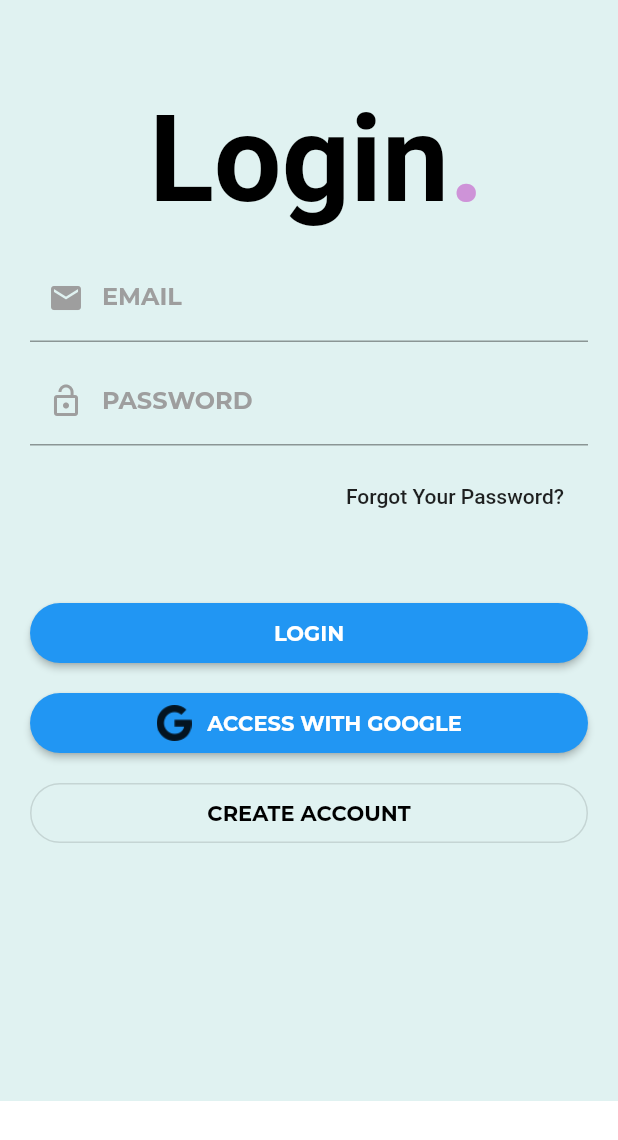
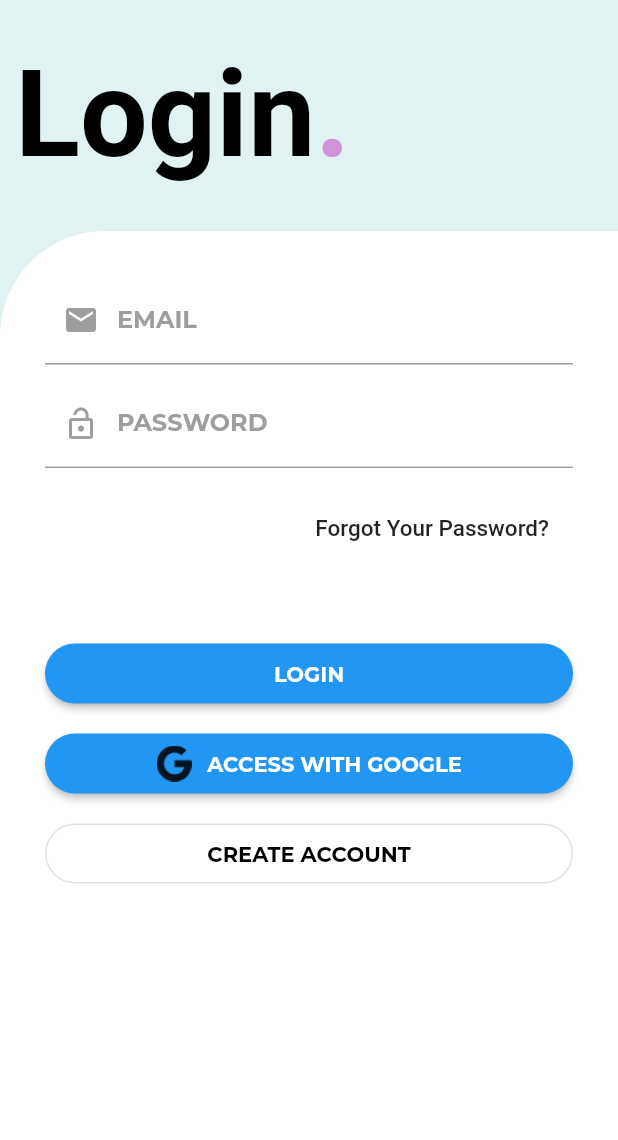
Before and after one commit to chuckinSpace/study_calendar, a Flutter app: the screen it shows after launch, on a phone screen of 412 x 824 dp. Shown: the top 1140 px of the screen. Run offline on Flutter 3.47's test engine with Material 2 defaults, Android fonts, the phone set to English and light mode, and no system bars; our stand-ins replace auto_size_text, cloud_firestore, firebase_analytics, firebase_auth, flutter_spinkit, fluttertoast and 3 more; missing offline and left inert: device_calendar, firebase_admob, flutter_rounded_date_picker, tutorial_coach_mark; accounts and stored records are empty; Roboto replaces fonts that are missing (Hind).

Commit message:
fixing setting_form design

```diff
--- a/lib/main.dart
+++ b/lib/main.dart
@@ -96,9 +96,9 @@ class _AppWrapperState extends State<AppWrapper> {
         debugShowCheckedModeBanner: false,
         home: Wrapper(analytics: widget.analytics, observer: widget.observer),
         builder: (BuildContext context, Widget widget) {
-          createBannerAd(isIOS)
+          /* createBannerAd(isIOS)
             ..load()
-            ..show();
+            ..show(); */
 
           bool isKeyboardOpen = false;
           isKeyboardOpen = MediaQuery.of(context).viewInsets.bottom != 0;
--- a/lib/screens/authenticate/signUp.dart
+++ b/lib/screens/authenticate/signUp.dart
@@ -12,7 +12,7 @@ class _SignupPageState extends State<SignupPage> {
   bool isSignUp = false;
   String _currentEmail = "";
   String _currentPassword = "";
-
+  bool isRecover = false;
   String _error = "";
   TextEditingController _passwordControl = TextEditingController();
   TextEditingController _emailControl = TextEditingController();
@@ -22,44 +22,26 @@ class _SignupPageState extends State<SignupPage> {
   @override
   Widget build(BuildContext context) {
     return new Scaffold(
+      backgroundColor: Theme.of(context).backgroundColor,
       resizeToAvoidBottomPadding: false,
-        body: Container(
-          color: Theme.of(context).backgroundColor,
-          child: Column(children: [
-            Stack(
-              children: <Widget>[
-                Container(
-                  padding: EdgeInsets.fromLTRB(10.0, 60.0, 0.0, 0.0),
-                  child: RichText(
-                    text: TextSpan(
-                      children: [
-                        TextSpan(
-                          text: isSignUp
-                              ? S.of(context).signUp
-                              : S.of(context).login,
-                          style: TextStyle(
-                              fontSize: 80.0,
-                              fontWeight: FontWeight.bold,
-                              color: Colors.black),
-                        ),
-                        TextSpan(
-                          text: '.',
-                          style: TextStyle(
-                              fontSize: 80.0,
-                              fontWeight: FontWeight.bold,
-                              color: Colors.purple.shade200),
-                        ),
-                      ],
-                    ),
-                  ),
-                ),
-              ],
-            ),
+      body: ListView(children: [
+        _buildTitle(context),
         Form(
           key: _formKey,
           child: Container(
-                  padding: EdgeInsets.only(top: 15.0, left: 20.0, right: 20.0),
-                  child: Column(
+            height: MediaQuery.of(context).size.height,
+            decoration: BoxDecoration(
+              color: Colors.white,
+              borderRadius: BorderRadius.only(
+                topLeft: Radius.circular(70),
+              ),
+            ),
+            padding: EdgeInsets.only(top: 20.0, left: 20.0, right: 20.0),
+            child: Padding(
+              padding: const EdgeInsets.all(10.0),
+              child: isRecover
+                  ? RecoverPass()
+                  : Column(
                       children: <Widget>[
                         TextFormField(
                           controller: _emailControl,
@@ -109,28 +91,29 @@ class _SignupPageState extends State<SignupPage> {
                           obscureText: true,
                         ),
                         SizedBox(height: 10.0),
-                      Visibility(
-                        visible: isSignUp,
-                        child: TextFormField(
+                        SizedBox(
+                          height: 60.0,
+                          child: isSignUp
+                              ? TextFormField(
                                   validator: (val) => val != _currentPassword
                                       ? S.of(context).passNoMatch
                                       : null,
                                   obscureText: true,
                                   decoration: InputDecoration(
-                              prefixIcon:
-                                  Icon(Icons.lock_open, color: Colors.grey),
+                                    prefixIcon: Icon(Icons.lock_open,
+                                        color: Colors.grey),
                                     labelText: S.of(context).repeatPass,
                                     labelStyle: TextStyle(
                                         fontFamily: 'Montserrat',
                                         fontWeight: FontWeight.bold,
                                         color: Colors.grey),
                                     focusedBorder: UnderlineInputBorder(
-                                  borderSide: BorderSide(color: Colors.green))),
+                                      borderSide:
+                                          BorderSide(color: Colors.green),
                                     ),
                                   ),
-                      Visibility(
-                        visible: !isSignUp,
-                        child: Container(
+                                )
+                              : Container(
                                   child: Row(
                                   mainAxisAlignment: MainAxisAlignment.end,
                                   children: <Widget>[
@@ -139,10 +122,14 @@ class _SignupPageState extends State<SignupPage> {
                                         Navigator.push(
                                           context,
                                           MaterialPageRoute(
-                                      builder: (context) => RecoverPass()),
+                                              builder: (context) =>
+                                                  RecoverPass()),
                                         );
                                       },
-                              child: Text(S.of(context).forgot),
+                                      child: Text(
+                                        S.of(context).forgot,
+                                        style: TextStyle(fontSize: 15.0),
+                                      ),
                                     ),
                                   ],
                                 )),
@@ -263,9 +250,37 @@ class _SignupPageState extends State<SignupPage> {
                               }),
                         ),
                       ],
-                  )),
+                    ),
+            ),
+          ),
         ),
       ]),
-        ));
+    );
+  }
+
+  Container _buildTitle(BuildContext context) {
+    return Container(
+      padding: EdgeInsets.fromLTRB(10.0, 30.0, 0.0, 30.0),
+      child: RichText(
+        text: TextSpan(
+          children: [
+            TextSpan(
+              text: isSignUp ? S.of(context).signUp : S.of(context).login,
+              style: TextStyle(
+                  fontSize: 80.0,
+                  fontWeight: FontWeight.bold,
+                  color: Colors.black),
+            ),
+            TextSpan(
+              text: '.',
+              style: TextStyle(
+                  fontSize: 80.0,
+                  fontWeight: FontWeight.bold,
+                  color: Colors.purple.shade200),
+            ),
+          ],
+        ),
+      ),
+    );
   }
 }
--- a/lib/screens/home/home.dart
+++ b/lib/screens/home/home.dart
@@ -172,7 +172,7 @@ class _HomeState extends State<Home> {
 
     TutorialCoachMark(context,
         targets: targets,
-        colorShadow: Colors.red,
+        colorShadow: Colors.teal.shade200,
         textSkip: S.of(context).done,
         paddingFocus: 10,
         alignSkip: Alignment.bottomCenter,
@@ -190,7 +190,7 @@ class _HomeState extends State<Home> {
     await analytics.logEvent(name: "Settings_Warning_from_Home");
     TutorialCoachMark(context,
         targets: settings,
-        colorShadow: Colors.red,
+        colorShadow: Colors.teal.shade200,
         textSkip: S.of(context).done,
         paddingFocus: 10,
         opacityShadow: 1,
```
Also changed, not shown: lib/screens/home/setting_form.dart (+22 -16 lines), lib/screens/settings/settings.dart (+4 -3 lines). Lines whose indentation alone changed are shown as unchanged.
